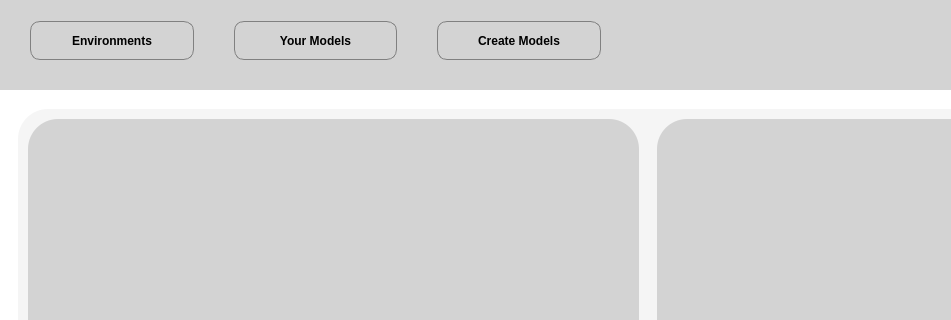
The window that Dashboard/gui_stripped.ui (rewards-ai/training-platform) describes before a commit, drawn with Qt 5; both pictures show x 0 to 951 and y 0 to 320 of the 1297 by 847 pixel window.
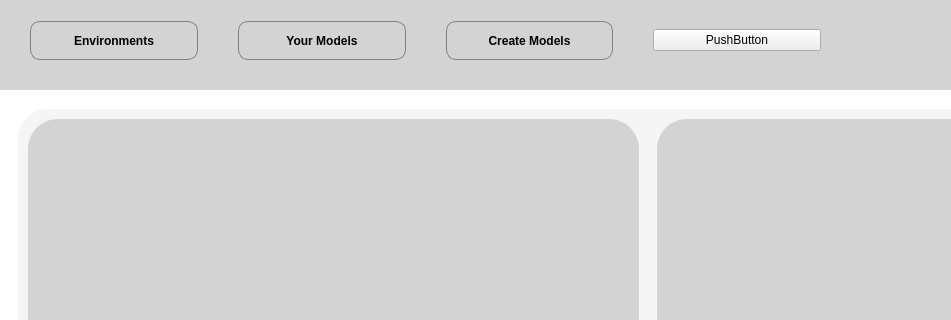
The same window after the commit.

Patch:
```diff
--- a/Dashboard/gui_stripped.ui
+++ b/Dashboard/gui_stripped.ui
@@ -63,7 +63,7 @@
       <rect>
        <x>30</x>
        <y>20</y>
-       <width>571</width>
+       <width>791</width>
        <height>41</height>
       </rect>
      </property>
@@ -116,6 +116,13 @@
         </property>
        </widget>
       </item>
+      <item>
+       <widget class="QPushButton" name="pushButton_4">
+        <property name="text">
+         <string>PushButton</string>
+        </property>
+       </widget>
+      </item>
      </layout>
     </widget>
    </widget>
```
